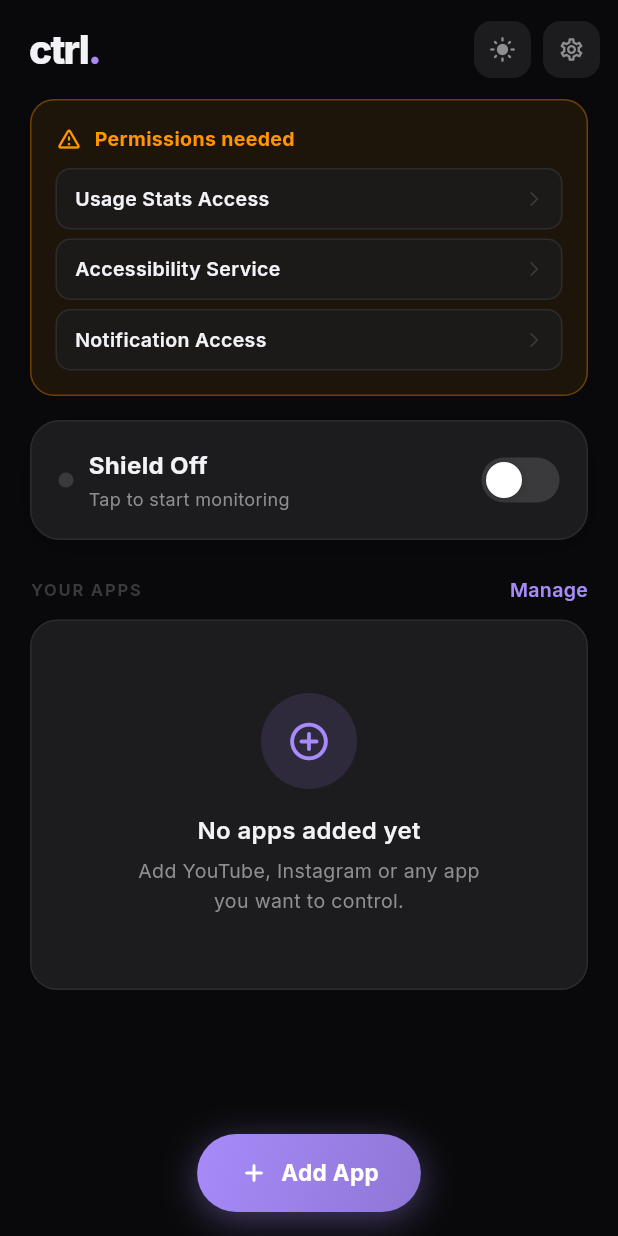
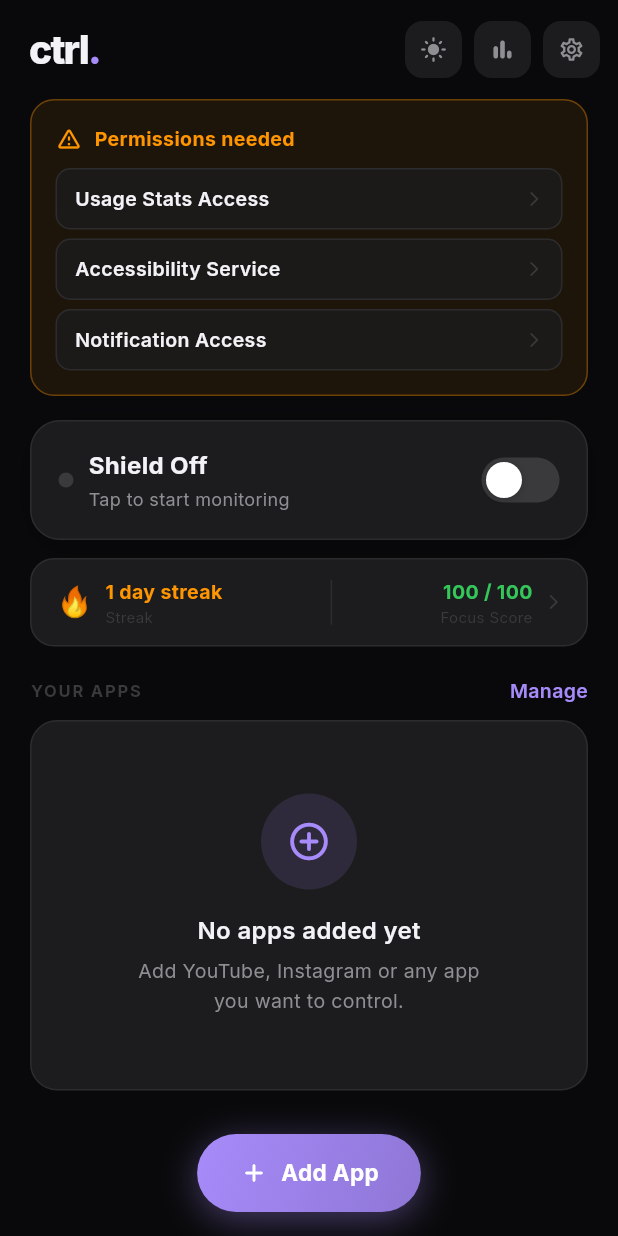
Before and after one commit to amansheikh3110/EscapeFeed, a Flutter app: the screen it shows after launch, on a phone screen of 412 x 824 dp. Run offline on Flutter 3.47's test engine with Material 3 defaults, Android fonts, the phone set to English and light mode, and no system bars; our stand-ins replace google_fonts, permission_handler, shared_preferences; statements that could not run were skipped.

Commit message:
feat: add gamification — streaks, focus score, achievements, and earn-time challenges

```diff
--- a/lib/screens/home_screen.dart
+++ b/lib/screens/home_screen.dart
@@ -4,6 +4,7 @@ import 'package:google_fonts/google_fonts.dart';
 import 'package:provider/provider.dart';
 import '../services/timer_manager.dart';
 import '../services/theme_notifier.dart';
+import '../services/gamification_service.dart';
 import '../models/app_limit.dart';
 import '../utils/constants.dart';
 import '../services/usage_tracker.dart';
@@ -30,6 +31,13 @@ class _HomeScreenState extends State<HomeScreen>
     _dotOpacity = Tween<double>(begin: 0.4, end: 1.0).animate(
       CurvedAnimation(parent: _dotCtrl, curve: Curves.easeInOut),
     );
+    WidgetsBinding.instance.addPostFrameCallback((_) => _refreshGamification());
+  }
+
+  void _refreshGamification() {
+    final tm = Provider.of<TimerManager>(context, listen: false);
+    final gs = Provider.of<GamificationService>(context, listen: false);
+    gs.refresh(tm.blockedApps);
   }
 
   @override
@@ -46,6 +54,7 @@ class _HomeScreenState extends State<HomeScreen>
       tm.checkPermissions();
       tm.loadUsageStats();
       tm.checkServiceStatus();
+      _refreshGamification();
     }
   }
 
@@ -64,6 +73,7 @@ class _HomeScreenState extends State<HomeScreen>
     final c = CtrlColors.of(context);
     final tm = Provider.of<TimerManager>(context);
     final tn = Provider.of<ThemeNotifier>(context);
+    final gs = Provider.of<GamificationService>(context);
     final apps = tm.blockedApps;
     // Notification permission is desirable but not required for tracking to work.
     // Only the two essential permissions gate the shield toggle.
@@ -87,7 +97,9 @@ class _HomeScreenState extends State<HomeScreen>
                       const SizedBox(height: 16),
                     ],
                     _buildShieldCard(c, tm, isReady),
-                    const SizedBox(height: 24),
+                    const SizedBox(height: 12),
+                    _buildGamificationStrip(c, gs),
+                    const SizedBox(height: 20),
                     _buildSectionHeader(c, 'YOUR APPS', apps.length),
                     const SizedBox(height: 10),
                     if (apps.isEmpty)
@@ -151,6 +163,13 @@ class _HomeScreenState extends State<HomeScreen>
             color: c.textSub,
             bgColor: c.card,
             onTap: tn.toggle,
+          ),
+          const SizedBox(width: 8),
+          _HeaderBtn(
+            icon: Icons.bar_chart_rounded,
+            color: c.textSub,
+            bgColor: c.card,
+            onTap: () => Navigator.pushNamed(context, '/stats'),
           ),
           const SizedBox(width: 8),
           _HeaderBtn(
@@ -259,6 +278,72 @@ class _HomeScreenState extends State<HomeScreen>
             },
           ),
         ],
+      ),
+    );
+  }
+
+  // ── Gamification strip ──────────────────────────────────────────────────────
+  Widget _buildGamificationStrip(CtrlColors c, GamificationService gs) {
+    final streak = gs.streak;
+    final score  = gs.focusScore;
+    final scoreColor = score >= 75
+        ? kColorSuccess
+        : score >= 40
+            ? kColorWarning
+            : kColorDanger;
+
+    return GestureDetector(
+      onTap: () => Navigator.pushNamed(context, '/stats'),
+      child: Container(
+        padding: const EdgeInsets.symmetric(horizontal: 16, vertical: 12),
+        decoration: BoxDecoration(
+          color: c.card,
+          borderRadius: BorderRadius.circular(16),
+          border: Border.all(color: c.border),
+        ),
+        child: Row(
+          children: [
+            // Streak
+            Text(streak > 0 ? '🔥' : '💤',
+                style: const TextStyle(fontSize: 20)),
+            const SizedBox(width: 8),
+            Column(
+              crossAxisAlignment: CrossAxisAlignment.start,
+              children: [
+                Text(
+                  '$streak day streak',
+                  style: TextStyle(
+                      fontSize: 13,
+                      fontWeight: FontWeight.w700,
+                      color: streak > 0 ? kColorWarning : c.textSub),
+                ),
+                Text('Streak',
+                    style: TextStyle(fontSize: 10, color: c.textMuted)),
+              ],
+            ),
+            const Spacer(),
+            Container(width: 1, height: 30, color: c.border),
+            const Spacer(),
+            // Focus score
+            Column(
+              crossAxisAlignment: CrossAxisAlignment.end,
+              children: [
+                Text(
+                  '${score.round()} / 100',
+                  style: TextStyle(
+                      fontSize: 13,
+                      fontWeight: FontWeight.w700,
+                      color: scoreColor),
+                ),
+                Text('Focus Score',
+                    style: TextStyle(fontSize: 10, color: c.textMuted)),
+              ],
+            ),
+            const SizedBox(width: 8),
+            Icon(Icons.arrow_forward_ios_rounded,
+                size: 12, color: c.textMuted),
+          ],
+        ),
       ),
     );
   }
@@ -453,6 +538,31 @@ class _HomeScreenState extends State<HomeScreen>
                 onTap: () => _showResetDialog(c, app, tm),
                 child: Icon(Icons.lock_open_rounded,
                     size: 16, color: c.textMuted),
+              ),
+              const SizedBox(height: 8),
+              GestureDetector(
+                onTap: () => Navigator.pushNamed(
+                  context,
+                  '/earn-time',
+                  arguments: app,
+                ),
+                child: Container(
+                  padding: const EdgeInsets.symmetric(
+                      horizontal: 7, vertical: 4),
+                  decoration: BoxDecoration(
+                    color: c.accent.withValues(alpha: 0.1),
+                    borderRadius: BorderRadius.circular(8),
+                    border: Border.all(
+                        color: c.accent.withValues(alpha: 0.3), width: 1),
+                  ),
+                  child: Text(
+                    '⚡ Earn',
+                    style: TextStyle(
+                        fontSize: 10,
+                        fontWeight: FontWeight.w700,
+                        color: c.accent),
+                  ),
+                ),
               ),
             ],
           ),
```
Also changed, not shown: 4 other files.
